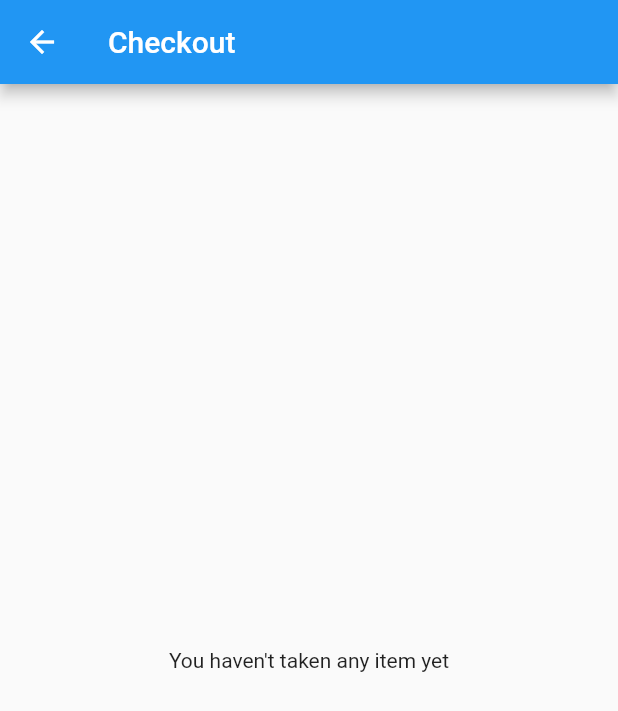
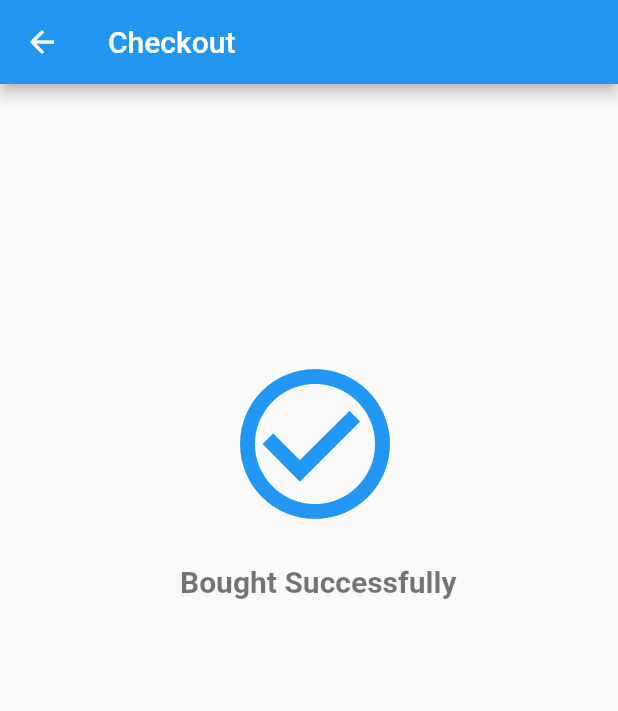
Before and after one commit to jassi-singh/book-store-app, a Flutter app: the Checkout screen opened directly, on a phone screen of 412 x 824 dp. Shown: the top 711 px of the screen. Run offline on Flutter 3.47's test engine with Material 2 defaults, Android fonts, the phone set to English and light mode, and no system bars; our stand-ins replace flutter_login, get_it; missing offline and left inert: dart:ffi; network calls fail; Roboto replaces fonts that are missing (NotoSans).

```diff
--- a/bookstoreapp/lib/pages/checkOut.dart
+++ b/bookstoreapp/lib/pages/checkOut.dart
@@ -4,7 +4,39 @@ class Checkout extends StatelessWidget {
   Widget build(BuildContext context) {
     return Scaffold(
         appBar: AppBar(title: Text('Checkout'), backgroundColor: Colors.blue,),
-        body:  Center(child: Text("You haven't taken any item yet"))
+        body:  Center(child: Column(
+          children: <Widget>[
+           Row(
+             children: <Widget>[
+
+               Padding(
+                 padding: const EdgeInsets.only(left: 150, top: 180),
+                 child: Icon(
+                   Icons.check_circle_outline,
+                   size: 120,
+                   color: Colors.blue,
+                 ),
+               ),
+
+             ],
+           ),
+            Row(
+              children: <Widget>[
+
+                Padding(
+                  padding: const EdgeInsets.only(left: 120, top: 20),
+                  child: Text('Bought Successfully',
+                    style: TextStyle(fontSize: 20, color: Colors.black54,fontWeight: FontWeight.bold),),
+                ),
+              ],
+            ),
+
+
+
+
+          ],
+
+        ),)
     );
   }
 }
```
Also changed, not shown: bookstoreapp/lib/pages/detail_page.dart (+91 -18 lines), bookstoreapp/lib/pages/selectedBooks.dart (+11 -4 lines), bookstoreapp/lib/widgets/bottomBar.dart (+9 -8 lines).
